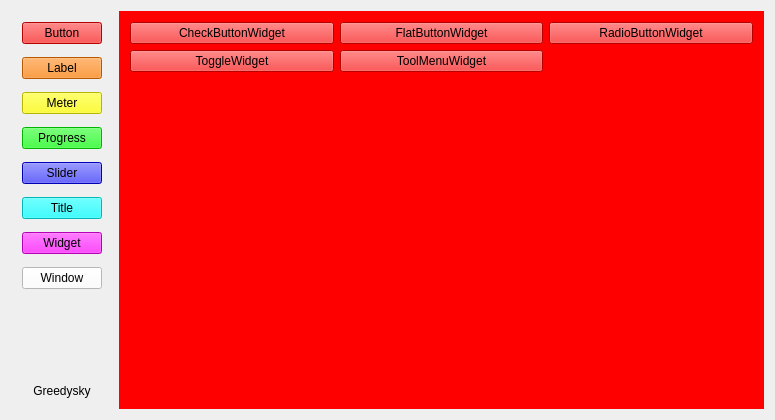
Above: TTKExample/mainwindow.ui from Greedysky/TTKWidgetTools before the change. Below: the same form after it.
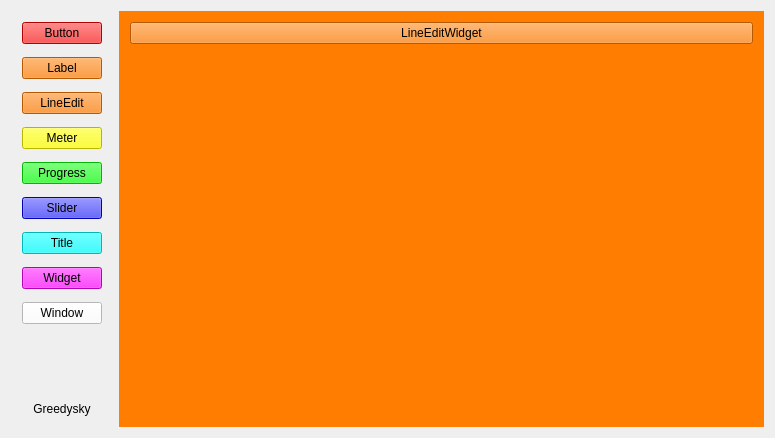
That is the form after the change. The open tabs and pages were chosen to show the change. Icons and pictures are not drawn.

Commit message: Add line edit module[548475]

```diff
--- a/TTKExample/mainwindow.ui
+++ b/TTKExample/mainwindow.ui
@@ -7,7 +7,7 @@
     <x>0</x>
     <y>0</y>
     <width>775</width>
-    <height>420</height>
+    <height>438</height>
    </rect>
   </property>
   <property name="windowTitle">
@@ -51,6 +51,16 @@
          </property>
         </widget>
        </item>
+       <item>
+        <widget class="QPushButton" name="LineEditType">
+         <property name="styleSheet">
+          <string notr="true">background:#FF7D00</string>
+         </property>
+         <property name="text">
+          <string>LineEdit</string>
+         </property>
+        </widget>
+       </item>
        <item>
         <widget class="QPushButton" name="MeterType">
          <property name="styleSheet">
@@ -273,11 +283,38 @@
         </item>
        </layout>
       </widget>
+      <widget class="QWidget" name="LineEditPage">
+       <property name="styleSheet">
+        <string notr="true">background:#FF7D00</string>
+       </property>
+       <layout class="QGridLayout" name="gridLayout_3">
+        <item row="0" column="0">
+         <widget class="QPushButton" name="lineEditWidget">
+          <property name="text">
+           <string>LineEditWidget</string>
+          </property>
+         </widget>
+        </item>
+        <item row="1" column="0">
+         <spacer name="verticalSpacer_3">
+          <property name="orientation">
+           <enum>Qt::Vertical</enum>
+          </property>
+          <property name="sizeHint" stdset="0">
+           <size>
+            <width>20</width>
+            <height>40</height>
+           </size>
+          </property>
+         </spacer>
+        </item>
+       </layout>
+      </widget>
       <widget class="QWidget" name="MeterPage">
        <property name="styleSheet">
         <string notr="true">background:#FFFF00</string>
        </property>
-       <layout class="QGridLayout" name="gridLayout_3">
+       <layout class="QGridLayout" name="gridLayout_4">
         <item row="0" column="0">
          <widget class="QPushButton" name="paintMeterWidget">
           <property name="text">
@@ -307,7 +344,7 @@
          </widget>
         </item>
         <item row="2" column="0">
-         <spacer name="verticalSpacer_3">
+         <spacer name="verticalSpacer_4">
           <property name="orientation">
            <enum>Qt::Vertical</enum>
           </property>
@@ -541,13 +578,6 @@
          </widget>
         </item>
         <item row="1" column="1">
-         <widget class="QPushButton" name="lineEditWidget">
-          <property name="text">
-           <string>LineEditWidget</string>
-          </property>
-         </widget>
-        </item>
-        <item row="1" column="2">
          <widget class="QPushButton" name="pictureBannerWidget">
           <property name="text">
            <string>PictureBannerWidget</string>
```
Left out of the diff: 27 changed lines with no effect on the pictures. The commit also changes 14 other files.
